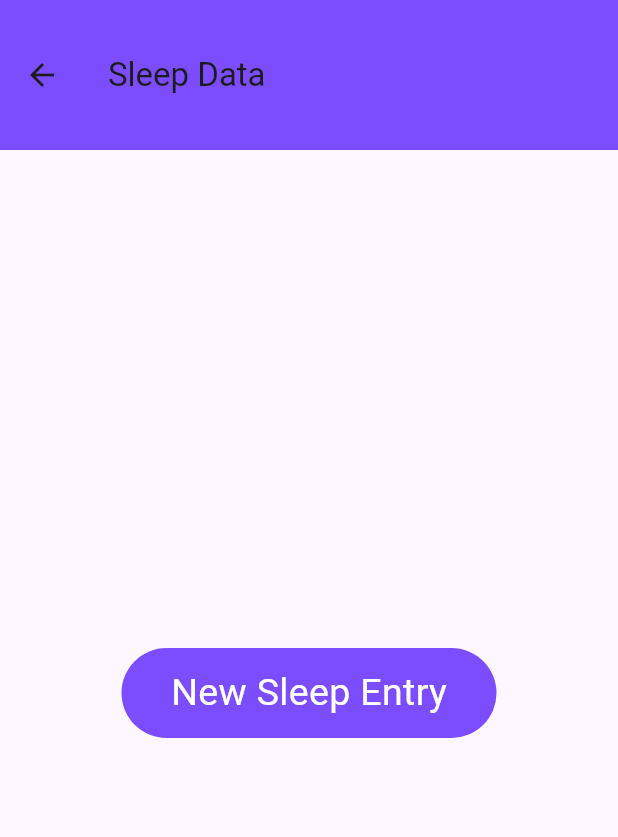
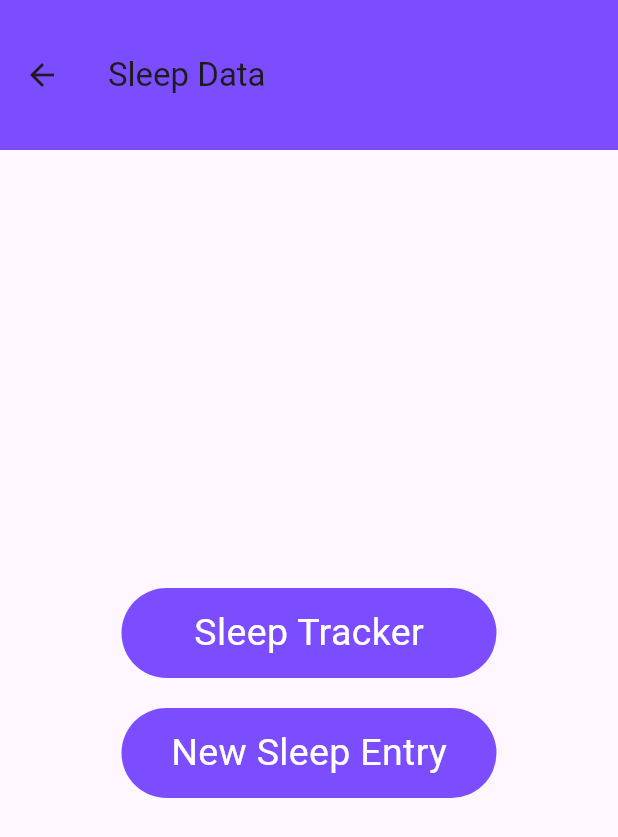
Before and after one commit to evanlee2212/sleep_tracker, a Flutter app: the screen it shows after launch, after a tap on "Sleep Data", on a phone screen of 412 x 824 dp. Shown: the top 837 px of the screen. Run offline on Flutter 3.47's test engine with Material 3 defaults, Android fonts, the phone set to English and light mode, and no system bars; our stand-ins replace audioplayers, file_picker, firebase_core, shared_preferences; accounts and stored records are empty.

Commit message:
added sleep log to pair with tracker to keep track of sleep duration

```diff
--- a/lib/Pages/main.dart
+++ b/lib/Pages/main.dart
@@ -5,7 +5,6 @@ import 'package:sleep_app/Pages/sleep_data.dart';
 import 'package:sleep_app/Pages/sounds.dart';
 import 'package:firebase_core/firebase_core.dart';
 import 'package:sleep_app/Pages/notification.dart';
-import 'sleepTracker.dart';
 
 void main() async {
   WidgetsFlutterBinding.ensureInitialized();
@@ -23,9 +22,7 @@ class MyApp extends StatelessWidget {
     return MaterialApp(
       title: 'Sleep App',
       debugShowCheckedModeBanner: false,
-      home: MyHomePage(title: 'Flutter Demo Home Page',diaryModel: diaryModel,
-        //home: SleepDiaryPage(diaryModel: diaryModel),
-      ),
+      home: MyHomePage(title: 'Flutter Demo Home Page', diaryModel: diaryModel),
     );
   }
 }
@@ -43,29 +40,26 @@ class MyHomePage extends StatefulWidget {
 class _MyHomePageState extends State<MyHomePage> {
   @override
   Widget build(BuildContext context) {
-
     return Scaffold(
       appBar: AppBar(
-        title: Text(
-            'Sweet Dreams'
-        ),
+        title: Text('Sweet Dreams'),
         backgroundColor: Colors.deepPurpleAccent,
         toolbarHeight: 100,
-
       ),
       body: SafeArea(
         child: SizedBox(
           width: MediaQuery.of(context).size.width,
           child: Column(
-
             crossAxisAlignment: CrossAxisAlignment.center,
             mainAxisAlignment: MainAxisAlignment.center,
-          children:[
-          //Sleep Data button
+            children: [
+              // Sleep Data button
               InkWell(
-            onTap: (){
-             Navigator.push(context, MaterialPageRoute(builder: (context) => SleepData()));
-
+                onTap: () {
+                  Navigator.push(
+                    context,
+                    MaterialPageRoute(builder: (context) => SleepData()),
+                  );
                 },
                 child: Container(
                   height: 60,
@@ -74,29 +68,9 @@ class _MyHomePageState extends State<MyHomePage> {
                     borderRadius: BorderRadius.circular(40),
                     color: Colors.deepPurpleAccent,
                   ),
-              child: Center(child: Text('Sleep Data', style: TextStyle(
-                fontSize: 25,
-                color: Colors.white,
-              ))),
-            ),
-          ),
-            const SizedBox(height: 10),
-            //sleep tracker implementation
-            InkWell(
-              onTap: () {
-                Navigator.push(
-                    context, MaterialPageRoute(builder: (context) => SleepTracker()));
-              },
-              child: Container(
-                height: 60,
-                width: 250,
-                decoration: BoxDecoration(
-                  borderRadius: BorderRadius.circular(40),
-                  color: Colors.deepPurpleAccent,
-                ),
-                child: const Center(
+                  child: Center(
                     child: Text(
-                    'Sleep Tracker',
+                      'Sleep Data',
                       style: TextStyle(
                         fontSize: 25,
                         color: Colors.white,
@@ -106,14 +80,14 @@ class _MyHomePageState extends State<MyHomePage> {
                 ),
               ),
               const SizedBox(height: 10),
-          SizedBox(height: 10),
 
-          //Sleep Diary button
+              // Sleep Diary button
               InkWell(
                 onTap: () {
                   Navigator.push(
                     context,
-                MaterialPageRoute(builder: (context) => SleepDiaryPage(diaryModel: widget.diaryModel),
+                    MaterialPageRoute(
+                      builder: (context) => SleepDiaryPage(diaryModel: widget.diaryModel),
                     ),
                   );
                 },
@@ -124,41 +98,26 @@ class _MyHomePageState extends State<MyHomePage> {
                     borderRadius: BorderRadius.circular(40),
                     color: Colors.deepPurpleAccent,
                   ),
-              child: Center(child: Text('Sleep Diary', style: TextStyle(
+                  child: Center(
+                    child: Text(
+                      'Sleep Diary',
+                      style: TextStyle(
                         fontSize: 25,
                         color: Colors.white,
-              ))),
                       ),
                     ),
-          SizedBox(height: 10),
-
-          //Sounds Button
-            InkWell(
-              onTap: (){
-                Navigator.push(context, MaterialPageRoute(builder: (context) => SleepSoundApp()));
-
-              },
-              child: Container(
-                height: 60,
-                width: 250,
-                decoration: BoxDecoration(
-                  borderRadius: BorderRadius.circular(40),
-                  color: Colors.deepPurpleAccent,
-                ),
-               child: Center(child: Text('Sounds', style: TextStyle(
-                  fontSize: 25,
-                  color: Colors.white,
-               ))),
                   ),
                 ),
-            //implement sizedBox here
+              ),
+              const SizedBox(height: 10),
 
-          SizedBox(height: 10),
-              // Notifications Button (NEW)
+              // Sounds Button
               InkWell(
                 onTap: () {
-                  Navigator.push(context,
-                      MaterialPageRoute(builder: (context) => NotificationsPage())); // Navigate to the new page
+                  Navigator.push(
+                    context,
+                    MaterialPageRoute(builder: (context) => SleepSoundApp()),
+                  );
                 },
                 child: Container(
                   height: 60,
@@ -168,15 +127,45 @@ class _MyHomePageState extends State<MyHomePage> {
                     color: Colors.deepPurpleAccent,
                   ),
                   child: Center(
-                      child: Text('Notifications',
+                    child: Text(
+                      'Sounds',
                       style: TextStyle(
                         fontSize: 25,
                         color: Colors.white,
-                          ))),
                       ),
                     ),
+                  ),
+                ),
+              ),
+              const SizedBox(height: 10),
 
-           ]
+              // Notifications Button
+              InkWell(
+                onTap: () {
+                  Navigator.push(
+                    context,
+                    MaterialPageRoute(builder: (context) => NotificationsPage()),
+                  );
+                },
+                child: Container(
+                  height: 60,
+                  width: 250,
+                  decoration: BoxDecoration(
+                    borderRadius: BorderRadius.circular(40),
+                    color: Colors.deepPurpleAccent,
+                  ),
+                  child: Center(
+                    child: Text(
+                      'Notifications',
+                      style: TextStyle(
+                        fontSize: 25,
+                        color: Colors.white,
+                      ),
+                    ),
+                  ),
+                ),
+              ),
+            ],
           ),
         ),
       ),
--- a/lib/Pages/sleep_data.dart
+++ b/lib/Pages/sleep_data.dart
@@ -2,8 +2,7 @@
 //determined by hours, nightmares/dreams, interruptions, etc.
 import 'package:flutter/material.dart';
 import 'package:sleep_app/Pages/new_sleep_entry.dart';
-
-
+import 'package:sleep_app/Pages/sleepTracker.dart';
 
 class SleepData extends StatefulWidget {
   const SleepData({super.key});
@@ -17,18 +16,44 @@ class _SleepDataState extends State<SleepData> {
   Widget build(BuildContext context) {
     return Scaffold(
       appBar: AppBar(
-        title: Text(
-          'Sleep Data'
-        ),
+        title: const Text('Sleep Data'),
         backgroundColor: Colors.deepPurpleAccent,
         toolbarHeight: 100,
-
       ),
       body: Center(
-        child: InkWell(
-          onTap: (){
+        child: Column(
+          mainAxisAlignment: MainAxisAlignment.center,
+          children: [
+
+            /// 🔽 Sleep Tracker Button
+            InkWell(
+              onTap: () {
+                Navigator.push(context, MaterialPageRoute(builder: (context) => SleepTracker()));
+              },
+              child: Container(
+                height: 60,
+                width: 250,
+                margin: const EdgeInsets.only(bottom: 20),
+                decoration: BoxDecoration(
+                  borderRadius: BorderRadius.circular(40),
+                  color: Colors.deepPurpleAccent,
+                ),
+                child: const Center(
+                  child: Text(
+                    'Sleep Tracker',
+                    style: TextStyle(
+                      fontSize: 25,
+                      color: Colors.white,
+                    ),
+                  ),
+                ),
+              ),
+            ),
+
+            /// ✅ New Sleep Entry Button (unchanged)
+            InkWell(
+              onTap: () {
                 Navigator.push(context, MaterialPageRoute(builder: (context) => NewSleepEntry()));
-
               },
               child: Container(
                 height: 60,
@@ -37,11 +62,18 @@ class _SleepDataState extends State<SleepData> {
                   borderRadius: BorderRadius.circular(40),
                   color: Colors.deepPurpleAccent,
                 ),
-            child: Center(child: Text('New Sleep Entry', style: TextStyle(
+                child: const Center(
+                  child: Text(
+                    'New Sleep Entry',
+                    style: TextStyle(
                       fontSize: 25,
                       color: Colors.white,
-            ))),
                     ),
+                  ),
+                ),
+              ),
+            ),
+          ],
         ),
       ),
     );
```
Also changed, not shown: lib/Pages/sleepTracker.dart (+39 -26 lines). Lines whose indentation alone changed are shown as unchanged.
